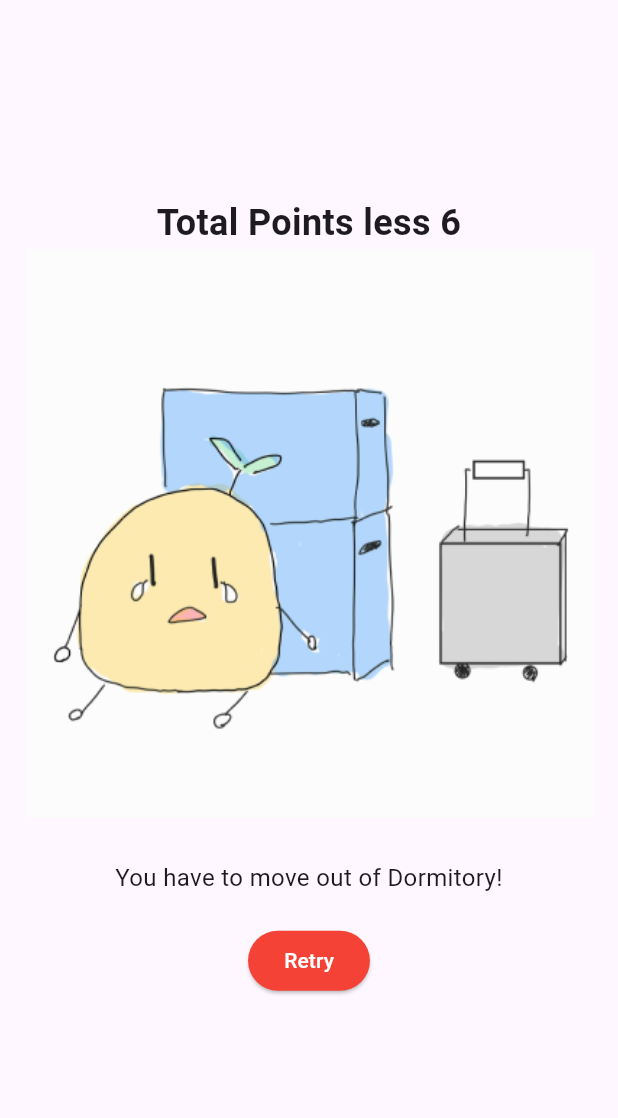
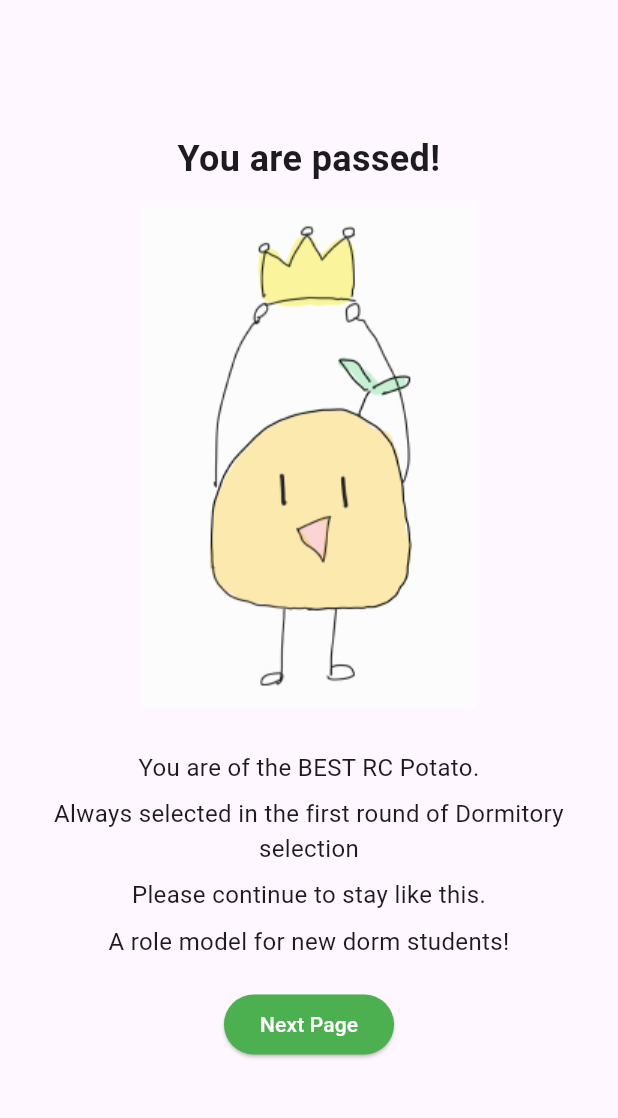
Before and after one commit to kingjh0404/HCI, a Flutter app: the ResultScreen2 screen opened directly with empty values, on a phone screen of 412 x 824 dp, the part 63-1181 px from its top. Run offline on Flutter 3.47's test engine with Material 3 defaults, Android fonts, the phone set to English and light mode, and no system bars; our stand-ins replace firebase_auth, firebase_core, google_sign_in, lottie; accounts and stored records are empty.

Commit message:
Update result2.dart

```diff
--- a/lib/2_test_screen_2/result2.dart
+++ b/lib/2_test_screen_2/result2.dart
@@ -21,15 +21,15 @@ class ResultScreen2 extends StatelessWidget {
     String title;
     List<String> details = [];
 
-    if (score <= 6) {
+    if (score >= 9) {
       imagePath = 'asset/images/to_6.png'; // Correct asset path
-      title = 'Total Points less 6';
+      title = 'Penalty Points more than 9';
       details = [
         'You have to move out of Dormitory!',
       ];
-    } else if (score > 6 && score < 10) {
+    } else if (score > 5 && score < 9) {
       imagePath = 'asset/images/to_7.png'; // Correct asset path
-      title = 'Total Points: 7~9';
+      title = 'Penalty Points: 5~9';
       details = [
         'Be careful!',
         'The penalty points are not many, but they are not small either.',
@@ -38,7 +38,7 @@ class ResultScreen2 extends StatelessWidget {
       ];
     } else {
       imagePath = 'asset/images/to_11.png'; // Correct asset path
-      title = 'Total Points over 10';
+      title = 'You are passed!';
       details = [
         'You are of the BEST RC Potato.',
         'Always selected in the first round of Dormitory selection',
@@ -64,11 +64,6 @@ class ResultScreen2 extends StatelessWidget {
               ),
               Image.asset(imagePath),
               const SizedBox(height: 20),
-              // Text(
-              //   title,
-              //   style: const TextStyle(fontSize: 24, fontWeight: FontWeight.bold),
-              //   textAlign: TextAlign.center,
-              // ),
               ...details.map((detail) => Padding(
                 padding: const EdgeInsets.only(top: 8),
                 child: Text(
@@ -78,13 +73,11 @@ class ResultScreen2 extends StatelessWidget {
                 ),
               )),
               const SizedBox(height: 20),
-              if (score <= 6)
+              if (score > 5)
                 ElevatedButton(
                   onPressed: () {
-                    // Modify 버튼을 눌렀을 때 modify.dart로 이동합니다.
                     Navigator.push(
                       context,
-                      //MaterialPageRoute(builder: (context) => ModifyPage()), // ModifyPage로 이동합니다.
                       MaterialPageRoute(builder: (context) => const Period2(name: '', type: '',)),
                     );
                   },
@@ -93,13 +86,11 @@ class ResultScreen2 extends StatelessWidget {
                     foregroundColor: Colors.white, backgroundColor: Colors.red,
                   ),
                 ),
-              if (score > 6)
+              if (score <= 5)
                 ElevatedButton(
                   onPressed: () {
-                    // Modify 버튼을 눌렀을 때 modify.dart로 이동합니다.
                     Navigator.push(
                       context,
-                      //MaterialPageRoute(builder: (context) => ModifyPage()), // ModifyPage로 이동합니다.
                       MaterialPageRoute(builder: (context) => AllPass())
                     );
                   },
```
